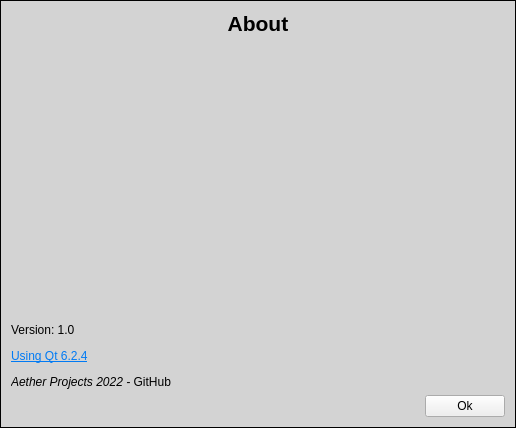
Aethermeister/Aether-Projects---QStylesheet-Editor, file ProjectQStylesheetEditor/aboutdialog.ui: the form before one commit.
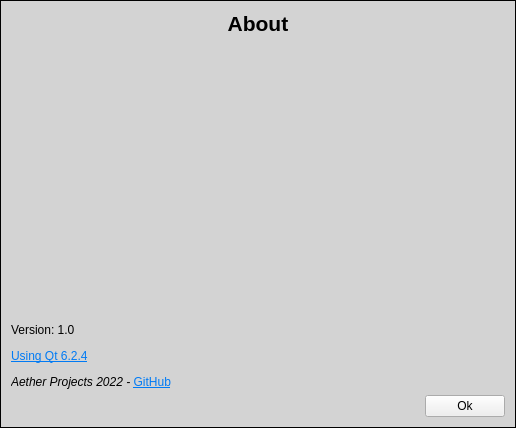
The form after the commit. Icons and pictures are not drawn.

Diff of the .ui file:
```diff
--- a/ProjectQStylesheetEditor/aboutdialog.ui
+++ b/ProjectQStylesheetEditor/aboutdialog.ui
@@ -48,7 +48,7 @@
    <item row="2" column="0" colspan="2">
     <widget class="QLabel" name="m_info_lbl">
      <property name="text">
-      <string>&lt;html&gt;&lt;head/&gt;&lt;body&gt;&lt;p&gt;Version: 1.0&lt;/p&gt;&lt;p&gt;&lt;a href=&quot;https://www.qt.io/&quot;&gt;&lt;span style=&quot; text-decoration: underline; color:#007af4;&quot;&gt;Using Qt 6.2.4&lt;/span&gt;&lt;/a&gt;&lt;/p&gt;&lt;p&gt;&lt;span style=&quot; font-style:italic;&quot;&gt;Aether Projects 2022 - &lt;/span&gt;GitHub&lt;/p&gt;&lt;/body&gt;&lt;/html&gt;</string>
+      <string>&lt;html&gt;&lt;head/&gt;&lt;body&gt;&lt;p&gt;Version: 1.0&lt;/p&gt;&lt;p&gt;&lt;a href=&quot;https://www.qt.io/&quot;&gt;&lt;span style=&quot; text-decoration: underline; color:#007af4;&quot;&gt;Using Qt 6.2.4&lt;/span&gt;&lt;/a&gt;&lt;/p&gt;&lt;p&gt;&lt;span style=&quot; font-style:italic;&quot;&gt;Aether Projects 2022 - &lt;/span&gt;&lt;a href=&quot;https://github.com/Aethermeister/Aether-Projects---QStylesheet-Editor&quot;&gt;&lt;span style=&quot; text-decoration: underline; color:#007af4;&quot;&gt;GitHub&lt;/span&gt;&lt;/a&gt;&lt;/p&gt;&lt;/body&gt;&lt;/html&gt;</string>
      </property>
     </widget>
    </item>
```
